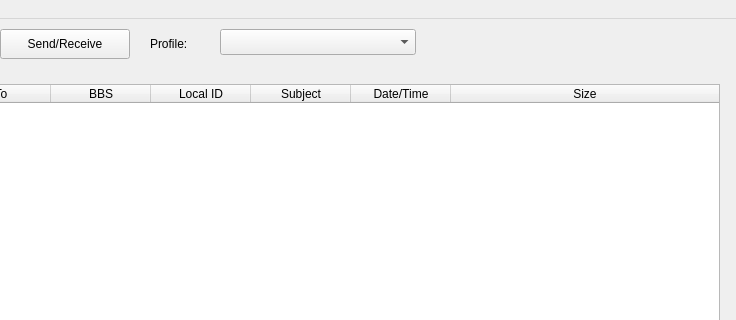
jimmcguffin/PyOutpost, file mainwindow.ui: the form before one commit; both pictures show x 540 to 1276 and y 0 to 320 of the 1276 by 649 pixel window.
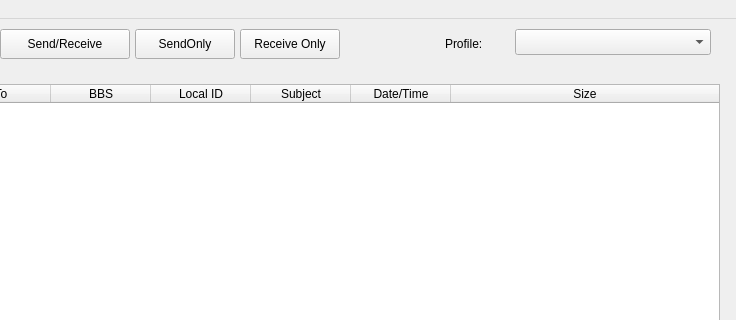
The form after the commit.

```diff
--- a/mainwindow.ui
+++ b/mainwindow.ui
@@ -95,7 +95,7 @@
    <widget class="QComboBox" name="cProfile">
     <property name="geometry">
      <rect>
-      <x>760</x>
+      <x>1055</x>
       <y>10</y>
       <width>196</width>
       <height>26</height>
@@ -105,7 +105,7 @@
    <widget class="QLabel" name="label">
     <property name="geometry">
      <rect>
-      <x>690</x>
+      <x>985</x>
       <y>10</y>
       <width>66</width>
       <height>30</height>
@@ -413,6 +413,32 @@
      </property>
     </column>
    </widget>
+   <widget class="QPushButton" name="cSendOnly">
+    <property name="geometry">
+     <rect>
+      <x>675</x>
+      <y>10</y>
+      <width>100</width>
+      <height>30</height>
+     </rect>
+    </property>
+    <property name="text">
+     <string>SendOnly</string>
+    </property>
+   </widget>
+   <widget class="QPushButton" name="cReceiveOnly">
+    <property name="geometry">
+     <rect>
+      <x>780</x>
+      <y>10</y>
+      <width>100</width>
+      <height>30</height>
+     </rect>
+    </property>
+    <property name="text">
+     <string>Receive Only</string>
+    </property>
+   </widget>
   </widget>
   <widget class="QMenuBar" name="menubar">
    <property name="geometry">
```
